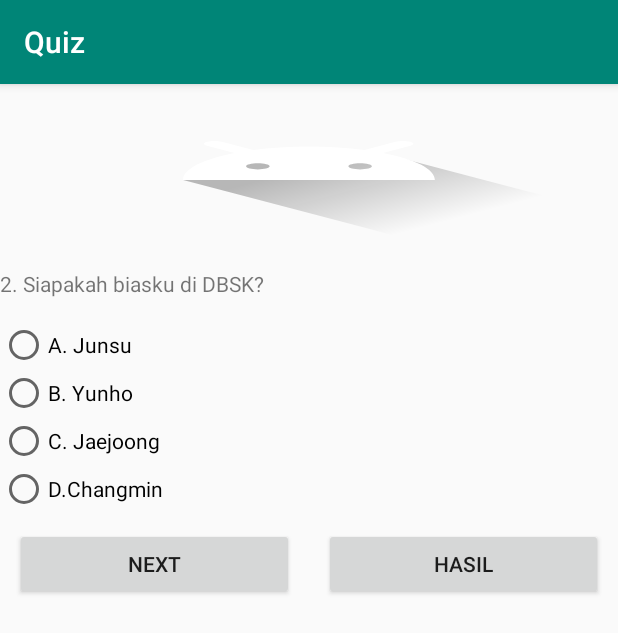
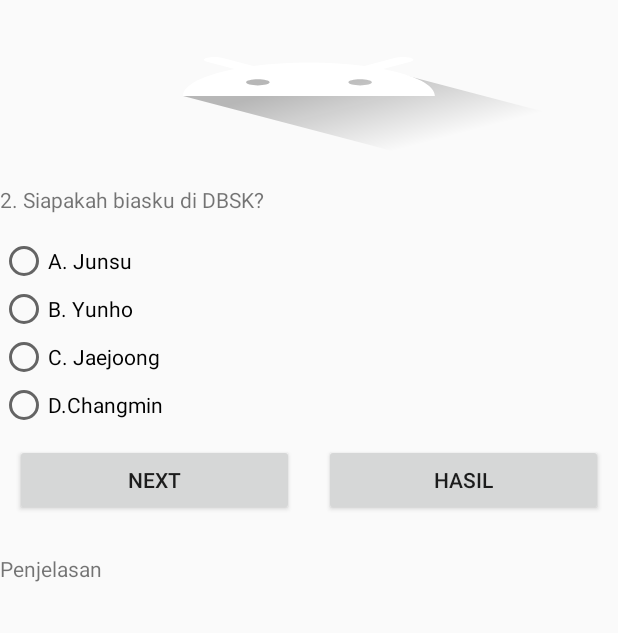
Before and after one commit to YesiaPlorina/Quiz, an Android app: the screen it shows after launch (MainActivity), after a tap on "NEXT", on a phone screen of 412 x 824 dp. Shown: the top 633 px of the screen. Run offline under Robolectric (Android 15) with nearby library versions, the phone set to English and light mode, and no system bars; our stand-ins replace ButterKnife; 2 other taps on this screen came first.

Commit message:
No Action Bar

```diff
--- a/app/src/main/java/com/yesia/quiz/MainActivity.java
+++ b/app/src/main/java/com/yesia/quiz/MainActivity.java
@@ -221,7 +221,7 @@ public class MainActivity extends AppCompatActivity {
                 next();
                 playSound(nomor);
                PilihanJawabanShow();
-               tvPenjelasan.setText("");
+               tvPenjelasan.setText("Penjelasan");
                 break;
             case R.id.btn_hasil:
                 next();
--- a/app/src/main/res/values/styles.xml
+++ b/app/src/main/res/values/styles.xml
@@ -1,7 +1,7 @@
 <resources>
 
     <!-- Base application theme. -->
-    <style name="AppTheme" parent="Theme.AppCompat.Light.DarkActionBar">
+    <style name="AppTheme" parent="Theme.AppCompat.Light.NoActionBar">
         <!-- Customize your theme here. -->
         <item name="colorPrimary">@color/colorPrimary</item>
         <item name="colorPrimaryDark">@color/colorPrimaryDark</item>
```
